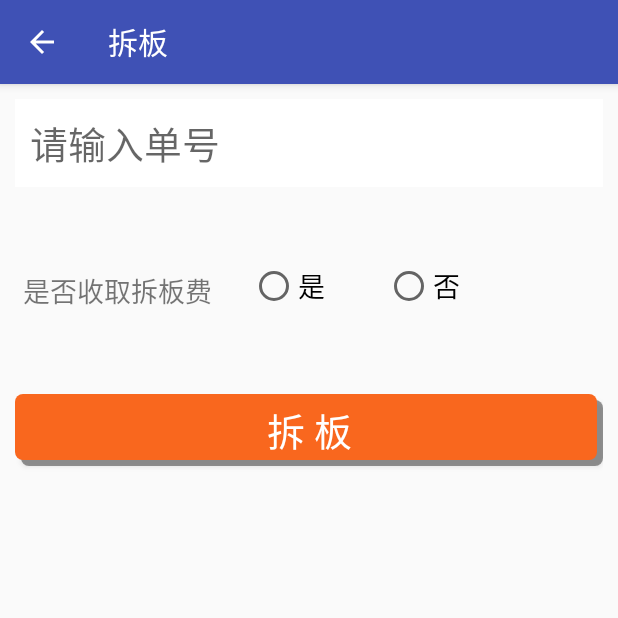
After one commit to JosionZhou/SlanApp, an Android app: the RemovePallet screen opened directly, with no data from a screen before it, on a phone screen of 412 x 824 dp, the top half of it. The commit adds this screen. Run offline under Robolectric (Android 15) with nearby library versions, the phone set to English and light mode, and no system bars; libraries missing offline, so code that uses them is left out: com.afollestad.materialdialogs, rx.android.schedulers, rx.functions, rx.schedulers.

Commit message:
添加拆板功能

```diff
--- a/app/src/main/AndroidManifest.xml
+++ b/app/src/main/AndroidManifest.xml
@@ -21,9 +21,10 @@
         android:supportsRtl="true"
         android:theme="@style/AppTheme"
         tools:replace="icon, label">
+        <activity android:name=".RemovePallet" android:label="拆板"></activity>
         <activity
             android:name=".PalletizedActivity"
-            android:label="打印板号"></activity>
+            android:label="打印板号" />
         <activity android:name=".MainActivity" />
         <activity
             android:name=".LoginActivity"
--- /dev/null
+++ b/app/src/main/java/com/sl56/lis/androidapp/RemovePallet.java
@@ -0,0 +1,176 @@
+package com.sl56.lis.androidapp;
+
+import android.support.v7.app.AppCompatActivity;
+import android.os.Bundle;
+import android.view.KeyEvent;
+import android.view.MenuItem;
+import android.view.View;
+import android.widget.Button;
+import android.widget.EditText;
+import android.widget.RadioButton;
+import android.widget.RadioGroup;
+
+import com.afollestad.materialdialogs.MaterialDialog;
+
+import org.json.JSONException;
+import org.json.JSONObject;
+
+import java.util.ArrayList;
+import java.util.List;
+
+import rx.Observable;
+import rx.Subscriber;
+import rx.android.schedulers.AndroidSchedulers;
+import rx.functions.Action1;
+import rx.schedulers.Schedulers;
+
+public class RemovePallet extends AppCompatActivity {
+    private ScannerInterface scanner;
+    private EditText etNumber;
+    private RadioGroup radioGroup;
+    private Button doRemoveButton;
+    private ArrayList<Boolean> radioButtonValue=new ArrayList<Boolean>();
+    @Override
+    protected void onCreate(Bundle savedInstanceState) {
+        super.onCreate(savedInstanceState);
+        setContentView(R.layout.activity_remove_pallet);
+        android.support.v7.app.ActionBar actionBar = getSupportActionBar();
+        actionBar.setDisplayHomeAsUpEnabled(true);
+        actionBar.setDisplayShowTitleEnabled(true);
+
+        etNumber = (EditText) findViewById(R.id.etNumber);
+        radioGroup=(RadioGroup) findViewById(R.id.rgIsCharge);
+        doRemoveButton=(Button) findViewById(R.id.btnRemove);
+        etNumber.setOnKeyListener(new View.OnKeyListener() {
+            @Override
+            public boolean onKey(View view, int i, KeyEvent keyEvent) {
+                if (keyEvent.getKeyCode() == KeyEvent.KEYCODE_ENTER && keyEvent.getAction() == KeyEvent.ACTION_UP) {
+                    String refNumber = etNumber.getText().toString();
+                    if (refNumber.length() == 16 && refNumber.lastIndexOf("0430") == 12) {
+                        refNumber = refNumber.substring(0, 12);
+                    }
+                    etNumber.setText(refNumber);
+                    etNumber.selectAll();
+                    return true;
+                }
+                return false;
+            }
+        });
+
+        radioGroup.setOnCheckedChangeListener(new RadioGroup.OnCheckedChangeListener() {
+            @Override
+            public void onCheckedChanged(RadioGroup radioGroup, int i) {
+                RadioButton radioButton=(RadioButton) RemovePallet.this.findViewById(radioGroup.getCheckedRadioButtonId());
+                radioButtonValue.clear();
+                if(radioButton!=null){
+                    CharSequence text=radioButton.getText();
+                    if(text.equals("是")) {
+                        radioButtonValue.add(true);
+                    }
+                    else{
+                        radioButtonValue.add(false);
+                    }
+                }
+
+
+
+            }
+        });
+        doRemoveButton.setOnClickListener(new View.OnClickListener() {
+            @Override
+            public void onClick(View view) {
+                doRemovePallet();
+            }
+        });
+
+
+    }
+
+
+
+    private void doRemovePallet() {
+        doRemoveButton.setEnabled(false);
+        String refNumber = etNumber.getText().toString();
+        final String exeNumber;
+        if (refNumber.isEmpty()) {
+            showDialog("提示", "单号不能为空");
+            etNumber.setFocusable(true);
+            doRemoveButton.setEnabled(true);
+            return;
+        }
+        if(radioButtonValue.size()!=1){
+            showDialog("提示", "请选择是否收取拆板费用");
+            doRemoveButton.setEnabled(true);
+            return;
+        }
+        //联邦单号做特殊处理
+        if (refNumber.length() == 16 && refNumber.lastIndexOf("0430") == 12) {
+            refNumber = refNumber.substring(0, 12);
+        }
+        exeNumber = refNumber;
+        Observable.create(new Observable.OnSubscribe<JSONObject>() {
+            @Override
+            public void call(Subscriber<? super JSONObject> subscriber) {
+                JSONObject params = new JSONObject();
+                try {
+                    params.put("number", exeNumber);
+                    params.put("isCharge", radioButtonValue.get(0));
+                    params.put("header", Global.getHeader());
+                } catch (JSONException e) {
+                    e.printStackTrace();
+                }
+                subscriber.onNext(HttpHelper.getJSONObjectFromUrl("RemovePallet", params));
+            }
+        })
+                .subscribeOn(Schedulers.io())
+                .observeOn(AndroidSchedulers.mainThread())
+                .subscribe(new Action1<JSONObject>() {
+                    @Override
+                    public void call(JSONObject jsonObject) {
+                        if (jsonObject != null && !jsonObject.toString().trim().isEmpty()) {
+                            try {
+                                if (jsonObject.toString().contains("Error")) {
+                                    String errorMsg = jsonObject.getString("Error");
+                                    showDialog("网络访问异常", errorMsg);
+                                } else {
+                                    Boolean isSuccess = jsonObject.getBoolean("Success");
+                                    if (!isSuccess) {
+                                        String errorMsg = jsonObject.getString("Message");
+                                        showDialog("操作失败", errorMsg);
+                                    } else {
+                                        etNumber.setText("");
+                                        radioButtonValue.clear();
+                                        radioGroup.clearCheck();
+                                        showDialog("提示", "拆板已成功");
+                                    }
+                                }
+                            } catch (Exception e) {
+                                showDialog("系统异常", e.getMessage());
+                            }
+                        }
+                        etNumber.selectAll();
+                        doRemoveButton.setEnabled(true);
+                    }
+                });
+    }
+
+    private void showDialog(String title, String content) {
+        new MaterialDialog.Builder(RemovePallet.this)
+                .positiveText("确定")
+                .title(title)
+                .content(content)
+                .cancelable(false)
+                .show();
+        VibratorHelper.shock(RemovePallet.this);
+    }
+
+    @Override
+    public boolean onOptionsItemSelected(MenuItem item) {
+        switch (item.getItemId()) {
+            case android.R.id.home:
+                finish();
+                break;
+        }
+        return super.onOptionsItemSelected(item);
+    }
+}
--- /dev/null
+++ b/app/src/main/res/layout/activity_remove_pallet.xml
@@ -0,0 +1,73 @@
+<?xml version="1.0" encoding="utf-8"?>
+<android.support.constraint.ConstraintLayout xmlns:android="http://schemas.android.com/apk/res/android"
+    xmlns:app="http://schemas.android.com/apk/res-auto"
+    xmlns:tools="http://schemas.android.com/tools"
+    android:layout_width="match_parent"
+    android:layout_height="match_parent"
+    android:padding="10dp"
+    tools:context=".RemovePallet">
+    <EditText
+        android:id="@+id/etNumber"
+        android:layout_width="0dp"
+        android:layout_height="wrap_content"
+        android:background="@color/white"
+        android:hint="请输入单号"
+        android:textSize="25dip"
+        android:singleLine="true"
+        android:padding="10dp"
+
+        app:layout_constraintLeft_toLeftOf="parent"
+        app:layout_constraintRight_toRightOf="parent"
+        app:layout_constraintTop_toTopOf="parent"
+        app:layout_constraintHorizontal_bias="0.0" />
+    <TextView
+        android:id="@+id/tvIsCharge"
+        android:layout_width="0dp"
+        android:layout_marginTop="50dp"
+        android:text="是否收取拆板费"
+        android:textSize="18sp"
+        android:padding="5dp"
+        app:layout_constraintTop_toBottomOf="@id/etNumber"
+        android:layout_height="wrap_content"/>
+    <RadioGroup android:id="@+id/rgIsCharge"
+        android:layout_width="0dp"
+        android:layout_marginTop="50dp"
+        android:orientation="horizontal"
+        android:layout_height="wrap_content"
+       app:layout_constraintLeft_toRightOf="@id/tvIsCharge"
+        app:layout_constraintTop_toBottomOf="@id/etNumber"
+
+        >
+        <RadioButton
+            android:id="@+id/rb1"
+            android:layout_width="wrap_content"
+            android:layout_height="wrap_content"
+            android:textSize="18sp"
+            android:layout_marginLeft="20dp"
+            android:text="是"/>
+        <RadioButton
+            android:id="@+id/rb2"
+            android:layout_width="wrap_content"
+            android:layout_marginLeft="40dp"
+            android:textSize="18sp"
+            android:layout_height="wrap_content"
+            android:text="否"/>
+    </RadioGroup>
+
+    <Button
+        android:id="@+id/btnRemove"
+        android:layout_width="0dp"
+        android:layout_height="wrap_content"
+        app:layout_constraintLeft_toLeftOf="parent"
+        app:layout_constraintTop_toBottomOf="@id/tvIsCharge"
+        android:layout_marginTop="50dp"
+        app:layout_constraintRight_toRightOf="parent"
+        android:text="拆 板"
+
+
+        android:textColor="#FFFFFF"
+        android:textSize="25sp"
+        android:background="@drawable/button_shape"
+        />
+
+</android.support.constraint.ConstraintLayout>
--- a/app/src/main/res/values/strings.xml
+++ b/app/src/main/res/values/strings.xml
@@ -14,6 +14,7 @@
     <string name="text_slan_action_tosite">操作点出货</string>
     <string name="text_slan_action_fromsite">操作点接货</string>
     <string name="text_slan_action_archivescan">扫描底单</string>
+    <string name="text_slan_action_remove_pallet">拆板</string>
     <string name="text_slan_activity_hscode">海关编码</string>
     <string name="text_add_hscode">添加海关编码</string>
     <string name="exit">退出</string>
@@ -22,11 +23,11 @@
     <string name="text_slan_action_chahuo_sub">严查各种违禁品</string>
     <string name="text_slan_action_dayin_sub">打印Label</string>
     <string name="text_slan_action_daban_sub">货物打板</string>
+    <string name="text_slan_action_palletized_sub">打印物理板号标签</string>
     <string name="text_slan_action_qingcang_sub">清点仓库货物</string>
     <string name="text_slan_action_archivescan_sub">扫描底单</string>
     <string name="text_slan_action_setting_sub">设置岗位和打板绑定</string>
-    <string name="text_slan_action_tosite_sub">出货到分公司扫描</string>
-    <string name="text_slan_action_fromsite_sub">接收分公司的货</string>
+    <string name="text_slan_action_remove_pallet_sub">拆板操作</string>
     <string name="exit_sub">退出当前程序</string>
     <string name="about_sub">系统说明</string>
     <string name="groupmember_sub">岗位成员设置</string>
```
Also changed, not shown: app/src/main/java/com/sl56/lis/androidapp/BuilderManager.java (+3 -4 lines), app/src/main/java/com/sl56/lis/androidapp/MainActivity.java (+3 -5 lines), app/src/main/java/com/sl56/lis/androidapp/PalletizedActivity.java (+10 -0 lines).
